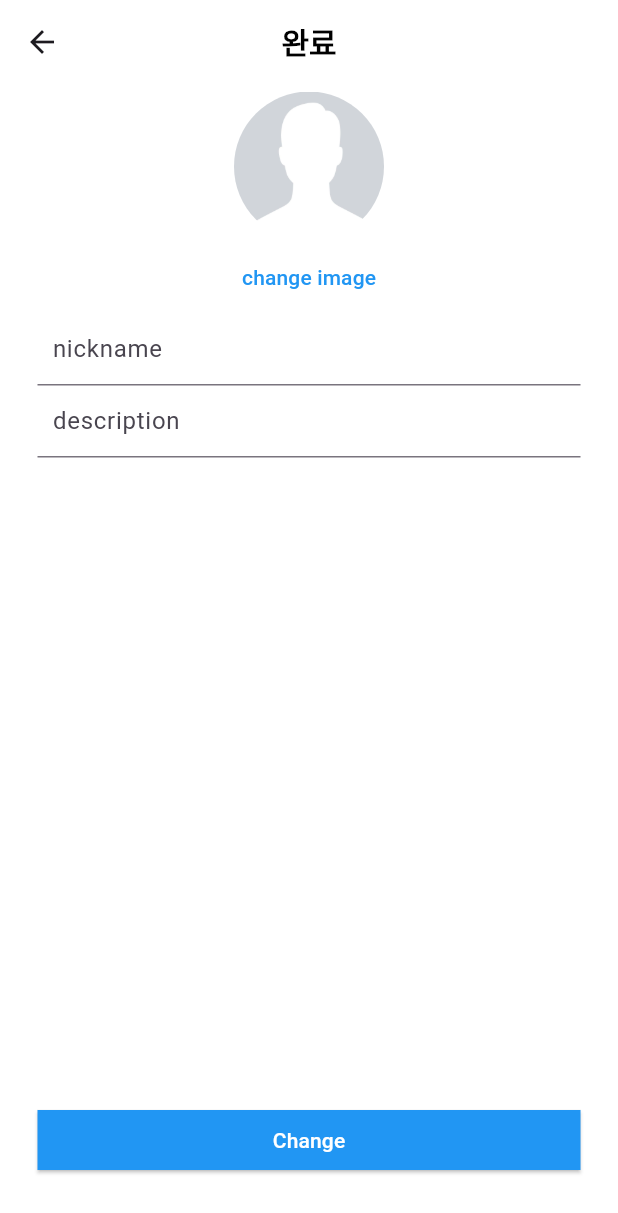
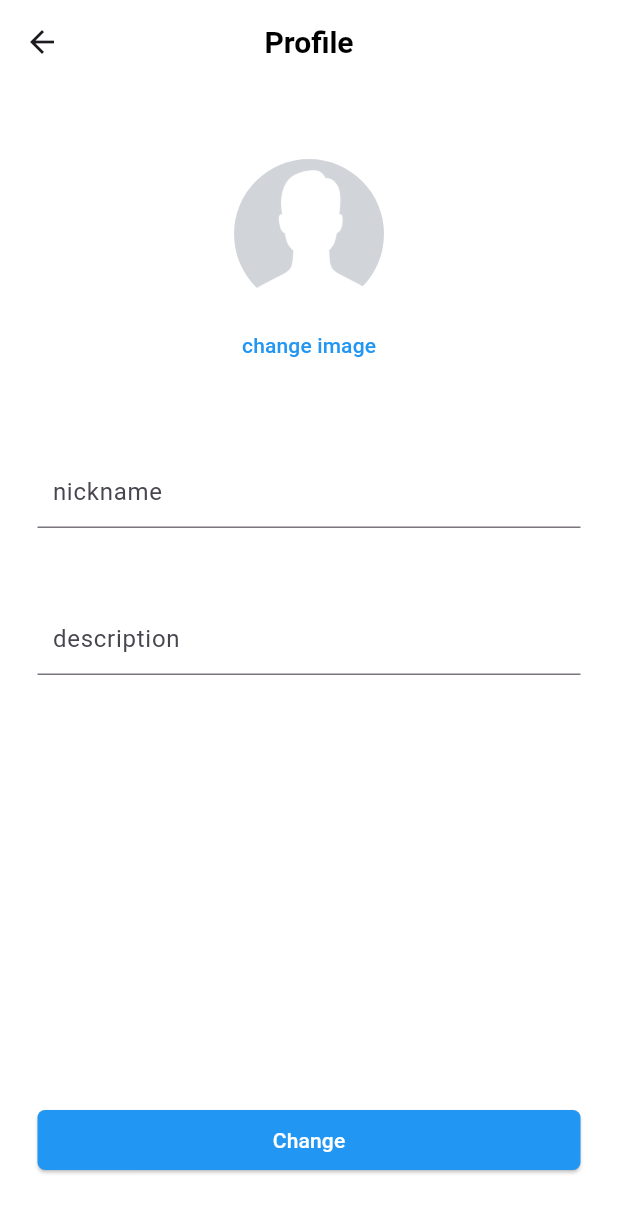
Before and after one commit to junghongseop/instargram_clone, a Flutter app: the SignupPage screen opened directly, after a tap on "Change", on a phone screen of 412 x 824 dp. Shown: the top 1213 px of the screen. Run offline on Flutter 3.47's test engine with Material 3 defaults, Android fonts, the phone set to English and light mode, and no system bars; our stand-ins replace cached_network_image, cloud_firestore, expandable_text, firebase_auth, firebase_core, font_awesome_flutter and 2 more; missing offline and left inert: photo_manager; accounts and stored records are empty; generated files the repository leaves out were written again.

Commit message:
add :: 대충 프로필 변경 페이지와 설정

```diff
--- a/lib/src/controller/auth_controller.dart
+++ b/lib/src/controller/auth_controller.dart
@@ -3,9 +3,21 @@ import 'package:instargram/src/models/user_model.dart';
 import 'package:instargram/src/repository/user_repository.dart';
 
 class AuthController extends GetxController  {
+
+  static AuthController get to => Get.find();
+
+  Rx<UserModel> user = UserModel().obs;
+
   Future<UserModel?> loginUser(String uid) async {
     // DB 조회
     var userData = await UserRepository.loginUserByUid(uid);
     return userData;
   }
+
+  void signup(UserModel signupUser) async {
+    var result = await UserRepository.signup(signupUser);
+    if (result) {
+      user(signupUser);
+    }
+  }
 }
--- a/lib/src/pages/signup.dart
+++ b/lib/src/pages/signup.dart
@@ -1,4 +1,6 @@
 import 'package:flutter/material.dart';
+import 'package:get/get.dart';
+import 'package:instargram/src/app.dart';
 import 'package:instargram/src/controller/auth_controller.dart';
 import 'package:instargram/src/models/user_model.dart';
 
@@ -19,7 +21,7 @@ class _SignupPageState extends State<SignupPage> {
     return Column(
       children: [
         const SizedBox(
-          height: 5.0,
+          height: 50.0,
         ),
         ClipRRect(
           borderRadius: BorderRadius.circular(100),
@@ -69,7 +71,7 @@ class _SignupPageState extends State<SignupPage> {
     return Padding(
       padding: const EdgeInsets.only(left: 25.0, right: 25.0),
       child: TextField(
-        controller: nicknameController,
+        controller: descriptionController,
         decoration: const InputDecoration(
           contentPadding: EdgeInsets.all(10),
           hintText: 'description',
@@ -87,7 +89,7 @@ class _SignupPageState extends State<SignupPage> {
         elevation: 0.0,
         backgroundColor: Colors.white,
         title: const Text(
-          '완료',
+          'Profile',
           style: TextStyle(
             color: Colors.black,
             fontWeight: FontWeight.bold,
@@ -100,7 +102,13 @@ class _SignupPageState extends State<SignupPage> {
           crossAxisAlignment: CrossAxisAlignment.stretch,
           children: [
             _avatar(),
+            const SizedBox(
+              height: 50,
+            ),
             _nickname(),
+            const SizedBox(
+              height: 50,
+            ),
             _description(),
           ],
         ),
@@ -111,17 +119,23 @@ class _SignupPageState extends State<SignupPage> {
           style: ElevatedButton.styleFrom(
             backgroundColor: Colors.blue,
             shape: RoundedRectangleBorder(
-              borderRadius: BorderRadius.circular(0),
+              borderRadius: BorderRadius.circular(5.0),
             ),
           ),
           onPressed: () {
+            if (nicknameController.text.isEmpty && descriptionController.text.isEmpty) {
+              print('nickname or description is empty');
+            } else {
               var signupUser = UserModel(
                 uid: widget.uid,
                 nickname: nicknameController.text,
                 description: descriptionController.text,
               );
               AuthController.to.signup(signupUser);
+              Get.to(() => const App());
+            }
           },
+
           child: const Text(
             'Change',
             style: TextStyle(
```
Also changed, not shown: lib/src/models/user_model.dart (+9 -0 lines), lib/src/repository/user_repository.dart (+9 -0 lines), lib/src/root.dart (+6 -2 lines), 1 other file. Lines whose indentation alone changed are shown as unchanged.
